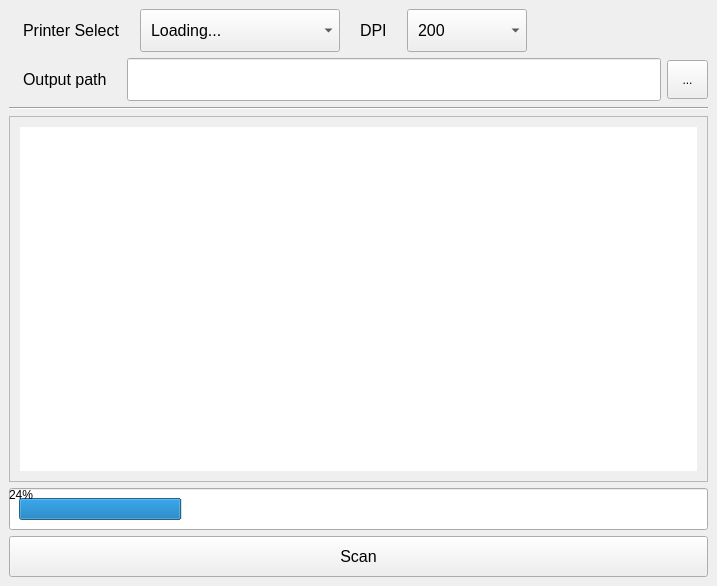
goldentoaste/photo_scanner, file main.ui: the form before one commit.
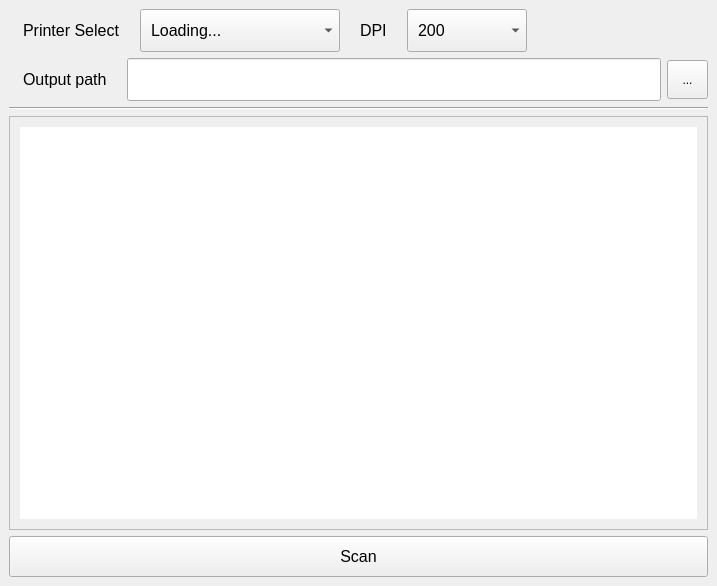
The form after the commit.

What changed in the file:
```diff
--- a/main.ui
+++ b/main.ui
@@ -205,13 +205,6 @@
       </property>
      </widget>
     </item>
-    <item>
-     <widget class="QProgressBar" name="progressBar">
-      <property name="value">
-       <number>24</number>
-      </property>
-     </widget>
-    </item>
     <item>
      <widget class="QPushButton" name="scanBtn">
       <property name="font">
```
